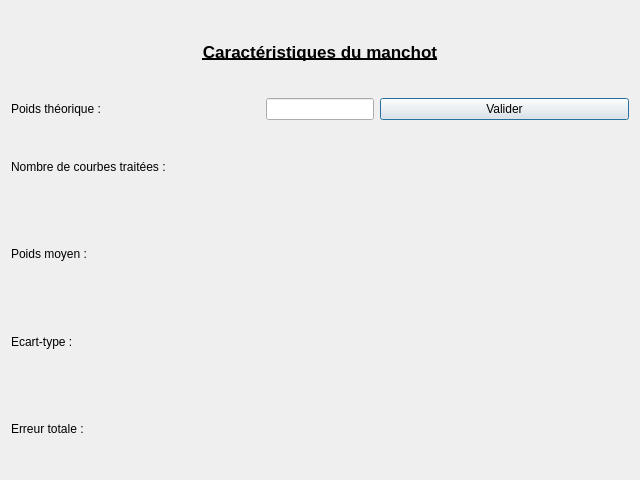
This is resultat.ui in Gab-Metzger/InterfaceHommeManchots as Qt 5 draws it before an edit. The edited form follows.
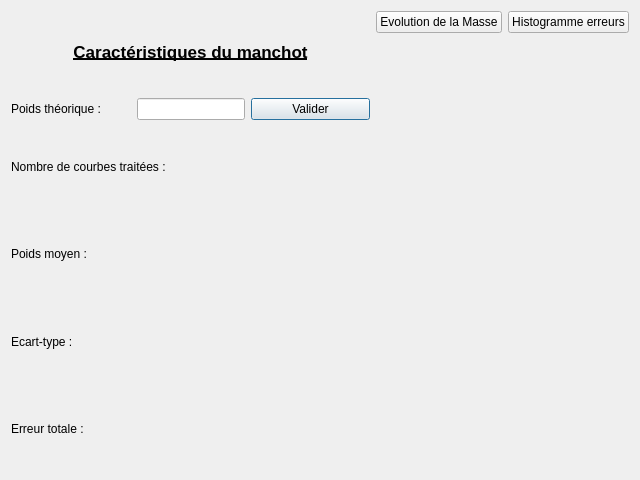
This is the edited form.

Commit message: Fin affichage courbe masses manchots

What changed in the file:
```diff
--- a/resultat.ui
+++ b/resultat.ui
@@ -99,10 +99,51 @@
     </layout>
    </item>
    <item>
-    <layout class="QHBoxLayout" name="horizontalLayout">
+    <layout class="QVBoxLayout" name="verticalLayout_2">
      <property name="sizeConstraint">
       <enum>QLayout::SetDefaultConstraint</enum>
      </property>
+     <item>
+      <layout class="QHBoxLayout" name="horizontalLayout_4">
+       <item>
+        <widget class="QPushButton" name="pushButton_2">
+         <property name="text">
+          <string>Evolution de la Masse</string>
+         </property>
+        </widget>
+       </item>
+       <item>
+        <widget class="QPushButton" name="pushButton_3">
+         <property name="text">
+          <string>Histogramme erreurs</string>
+         </property>
+        </widget>
+       </item>
+      </layout>
+     </item>
+     <item>
+      <spacer name="verticalSpacer">
+       <property name="orientation">
+        <enum>Qt::Vertical</enum>
+       </property>
+       <property name="sizeHint" stdset="0">
+        <size>
+         <width>20</width>
+         <height>40</height>
+        </size>
+       </property>
+      </spacer>
+     </item>
+     <item>
+      <layout class="QHBoxLayout" name="horizontalLayout">
+       <property name="sizeConstraint">
+        <enum>QLayout::SetDefaultConstraint</enum>
+       </property>
+       <property name="topMargin">
+        <number>3</number>
+       </property>
+      </layout>
+     </item>
     </layout>
    </item>
   </layout>
```
Left out of the diff: 2 changed lines with no effect on the pictures. The commit also changes 23 other files.
